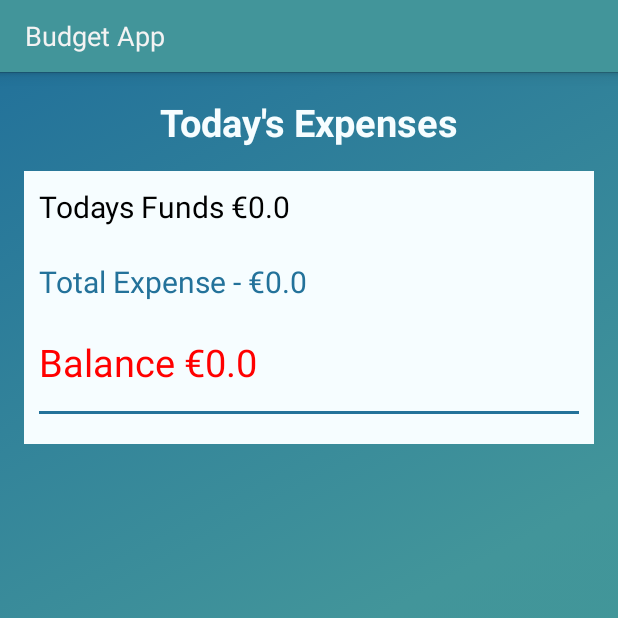
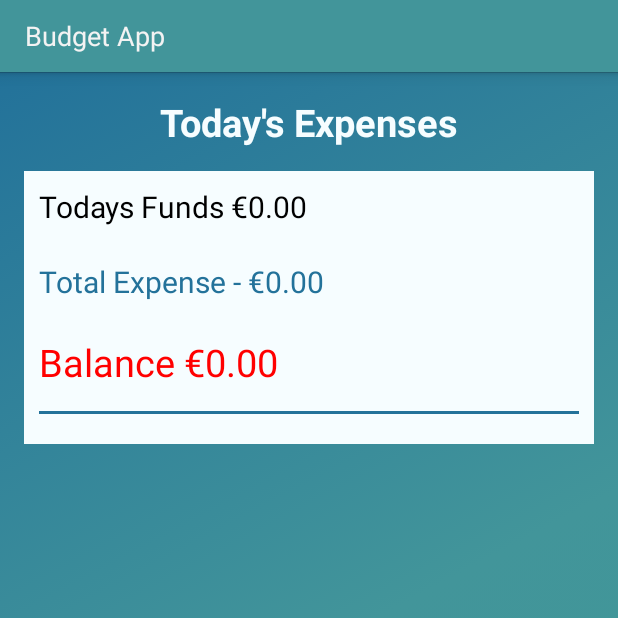
Before and after one commit to ULDBerry/Budget, an Android app: the fragment TodaysExpenseFragment shown on its own in the app's theme, on a phone screen of 412 x 824 dp, the top half of it. Run offline under Robolectric (Android 15) with nearby library versions, the phone set to English and light mode, and no system bars.

Commit message:
get funds from db on start of app and format doubles

```diff
--- a/Budget/app/src/main/java/ie/ul/daveberry/budget/activity/TodaysExpenseFragment.java
+++ b/Budget/app/src/main/java/ie/ul/daveberry/budget/activity/TodaysExpenseFragment.java
@@ -46,8 +46,8 @@ public class TodaysExpenseFragment extends Fragment implements TodaysExpenseView
     TextView totalExpenseTextBox = (TextView) getActivity().findViewById(R.id.total_expense);
     TextView fundsTextBox = (TextView) getActivity().findViewById(R.id.todays_funds);
     TextView fundsBalanceTextBox = (TextView) getActivity().findViewById(R.id.fund_balance);
-    fundsTextBox.setText("Todays Funds " + getActivity().getString(R.string.euro_sym) + Double.toString(myFunds));
-    totalExpenseTextBox.setText(getActivity().getString(R.string.total_expense) + " " + getActivity().getString(R.string.euro_sym) + Double.toString(mytotalExpenses));
+    fundsTextBox.setText("Todays Funds " + getActivity().getString(R.string.euro_sym) + String.format("%.2f",myFunds));
+    totalExpenseTextBox.setText(getActivity().getString(R.string.total_expense) + " " + getActivity().getString(R.string.euro_sym) + String.format("%.2f",mytotalExpenses));
 
     if (myFunds - mytotalExpenses <= 0) {
       fundsBalanceTextBox.setTextColor(Color.RED);
@@ -55,7 +55,7 @@ public class TodaysExpenseFragment extends Fragment implements TodaysExpenseView
       fundsBalanceTextBox.setTextColor(Color.BLACK);
     }
 
-    fundsBalanceTextBox.setText("Balance " + getActivity().getString(R.string.euro_sym) + Double.toString(myFunds - mytotalExpenses));
+    fundsBalanceTextBox.setText("Balance " + getActivity().getString(R.string.euro_sym) + String.format("%.2f",(myFunds - mytotalExpenses)));
   }
     @Override
   public void displayTodaysExpenses(List<Expense> expenses) {
```
Also changed, not shown: Budget/app/src/main/java/ie/ul/daveberry/budget/activity/MainActivity.java (+19 -1 lines).
